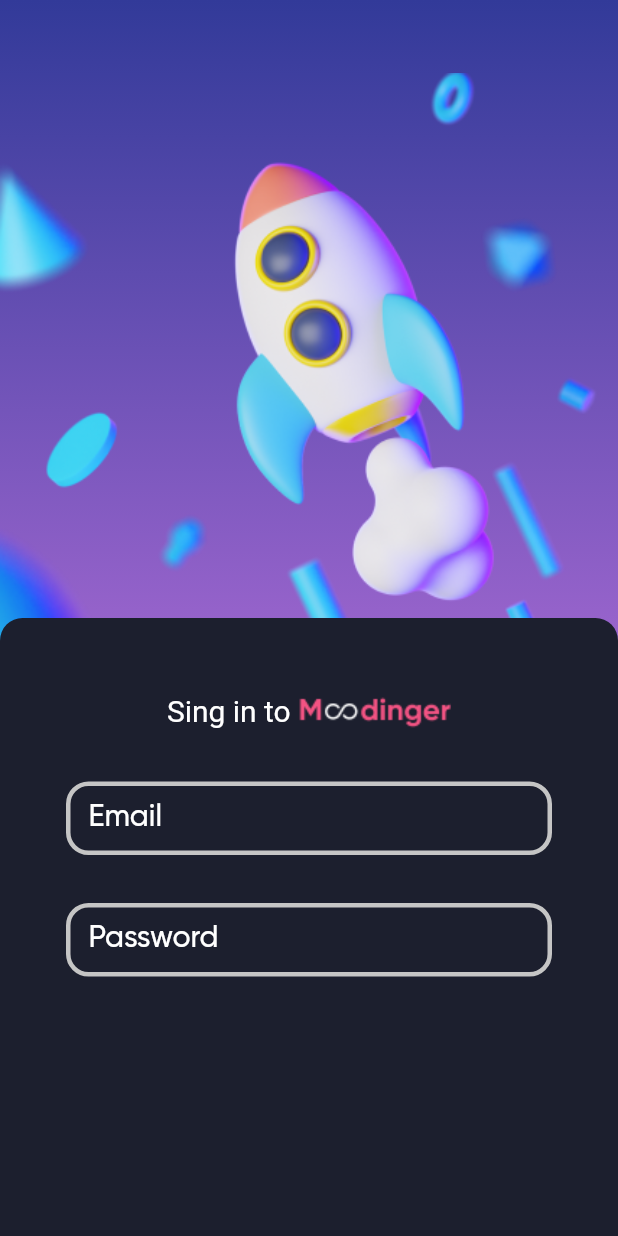
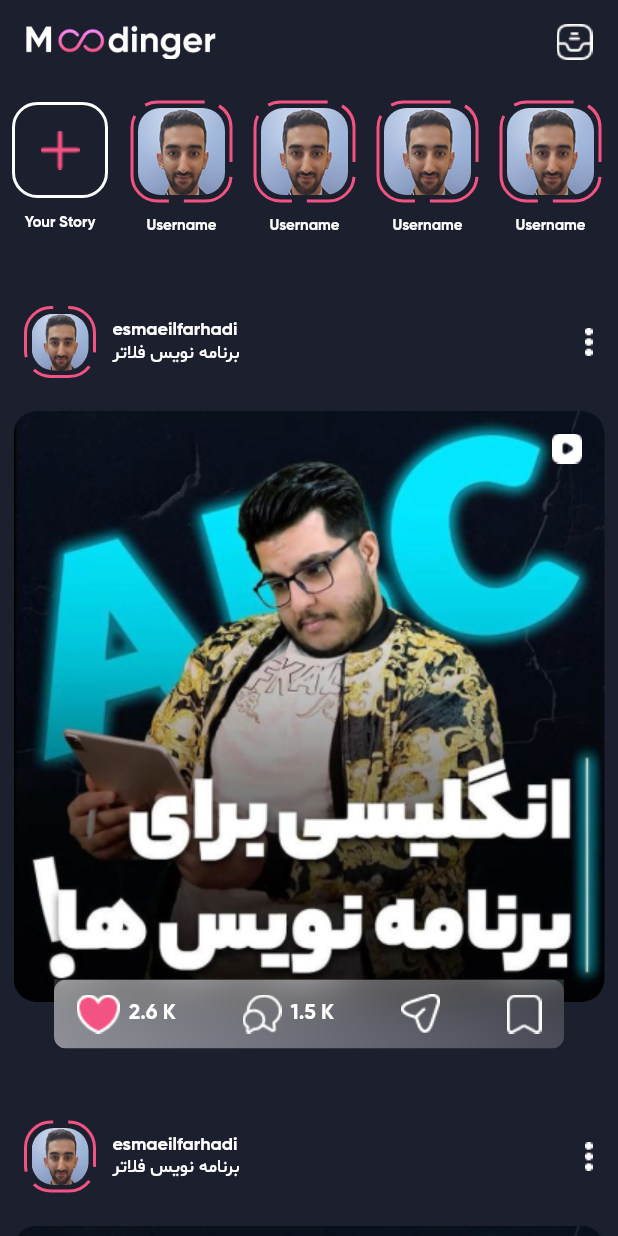
Before and after one commit to efarhadi/instagram, a Flutter app: the screen it shows after launch, on a phone screen of 412 x 824 dp. Run offline on Flutter 3.47's test engine with Material 2 defaults, Android fonts, the phone set to English and light mode, and no system bars; drawn by our look-alikes of dotted_border.

Commit message:
implement home screen

```diff
--- a/lib/main.dart
+++ b/lib/main.dart
@@ -1,4 +1,5 @@
 import 'package:flutter/material.dart';
+import 'package:instagram_app/screens/home_screen.dart';
 import 'package:instagram_app/screens/login_screen.dart';
 import 'package:instagram_app/screens/switch_account_screen.dart';
 
@@ -28,7 +29,7 @@ class Application extends StatelessWidget {
                 textStyle: TextStyle(fontFamily: 'GB', fontSize: 16)),
           )),
       debugShowCheckedModeBanner: false,
-      home: login_screen(),
+      home: HomeScreen(),
     );
   }
 }
--- /dev/null
+++ b/lib/screens/home_screen.dart
@@ -0,0 +1,273 @@
+import 'dart:ui';
+
+import 'package:flutter/material.dart';
+import 'package:dotted_border/dotted_border.dart';
+
+class HomeScreen extends StatelessWidget {
+  const HomeScreen({Key? key}) : super(key: key);
+
+  @override
+  Widget build(BuildContext context) {
+    return Scaffold(
+      appBar: AppBar(
+        elevation: 0,
+        backgroundColor: Colors.transparent,
+        title: Container(
+          width: 128,
+          height: 24,
+          child: Image.asset('images/moodinger_logo.png'),
+        ),
+        actions: [
+          Container(
+            height: 24,
+            width: 24,
+            margin: EdgeInsets.only(right: 17),
+            child: Image.asset('images/icon_direct.png'),
+          )
+        ],
+      ),
+      backgroundColor: Color(0xff1C1F2E),
+      body: SafeArea(
+        child: SingleChildScrollView(
+          child: Column(
+            children: [_getFullStories(), _getPostList()],
+          ),
+        ),
+      ),
+    );
+  }
+
+  Widget _getFullStories() {
+    return SizedBox(
+      height: 115,
+      child: ListView.builder(
+        itemCount: 15,
+        scrollDirection: Axis.horizontal,
+        itemBuilder: ((context, index) {
+          return index == 0 ? _addStoryBox() : _getStoryHeader();
+        }),
+      ),
+    );
+  }
+
+  Widget _getPostList() {
+    return ListView.builder(
+        physics: NeverScrollableScrollPhysics(),
+        shrinkWrap: true,
+        itemCount: 5,
+        itemBuilder: ((context, index) {
+          return Column(
+            children: [
+              SizedBox(
+                height: 34,
+              ),
+              _getPostHeader(),
+              SizedBox(
+                height: 23,
+              ),
+              _getPost(),
+            ],
+          );
+        }));
+  }
+
+  Widget _getPost() {
+    return Container(
+      height: 440,
+      width: 394,
+      child: Stack(
+        alignment: AlignmentDirectional.bottomCenter,
+        children: [
+          Positioned(
+            top: 0,
+            child: ClipRRect(
+              borderRadius: BorderRadius.circular(15),
+              child: Image.asset('images/post_cover.png'),
+            ),
+          ),
+          Positioned(
+            top: 15,
+            right: 15,
+            child: Image.asset('images/icon_video.png'),
+          ),
+          Positioned(
+            bottom: 15,
+            child: ClipRRect(
+              child: BackdropFilter(
+                filter: ImageFilter.blur(sigmaX: 16.0, sigmaY: 16.0),
+                child: Container(
+                  height: 46,
+                  width: 340,
+                  decoration: BoxDecoration(
+                    borderRadius: BorderRadius.circular(8),
+                    gradient: LinearGradient(
+                        begin: Alignment.centerLeft,
+                        end: Alignment.centerRight,
+                        colors: [
+                          Color.fromRGBO(255, 255, 255, 0.5),
+                          Color.fromRGBO(255, 255, 255, 0.2),
+                        ]),
+                  ),
+                  child: Padding(
+                    padding: const EdgeInsets.symmetric(horizontal: 15),
+                    child: Row(
+                      mainAxisAlignment: MainAxisAlignment.spaceBetween,
+                      children: [
+                        Row(
+                          children: [
+                            Image.asset('images/icon_hart.png'),
+                            SizedBox(
+                              width: 6,
+                            ),
+                            Text(
+                              '2.6 K',
+                              style: TextStyle(
+                                  color: Colors.white,
+                                  fontSize: 14,
+                                  fontFamily: 'GB'),
+                            ),
+                          ],
+                        ),
+                        Row(
+                          children: [
+                            Image.asset('images/icon_comments.png'),
+                            SizedBox(
+                              width: 6,
+                            ),
+                            Text(
+                              '1.5 K',
+                              style: TextStyle(
+                                  color: Colors.white,
+                                  fontSize: 14,
+                                  fontFamily: 'GB'),
+                            ),
+                          ],
+                        ),
+                        Image.asset('images/icon_share.png'),
+                        Image.asset('images/icon_save.png'),
+                      ],
+                    ),
+                  ),
+                ),
+              ),
+            ),
+          )
+        ],
+      ),
+    );
+  }
+
+  Widget _getPostHeader() {
+    return Padding(
+      padding: EdgeInsets.symmetric(horizontal: 17),
+      child: Row(
+        mainAxisAlignment: MainAxisAlignment.spaceBetween,
+        children: [
+          _getStory(),
+          Padding(
+            padding: const EdgeInsets.only(left: 12),
+            child: Column(
+              mainAxisSize: MainAxisSize.min,
+              crossAxisAlignment: CrossAxisAlignment.start,
+              children: [
+                Text(
+                  'esmaeilfarhadi',
+                  style: TextStyle(
+                      fontFamily: 'GB', color: Colors.white, fontSize: 12),
+                ),
+                Text(
+                  'برنامه نویس فلاتر',
+                  style: TextStyle(
+                      fontFamily: 'SM', fontSize: 12, color: Colors.white),
+                )
+              ],
+            ),
+          ),
+          Spacer(),
+          Image.asset('images/icon_menu.png')
+        ],
+      ),
+    );
+  }
+
+  Widget _getStory() {
+    return DottedBorder(
+      borderType: BorderType.RRect,
+      radius: Radius.circular(17),
+      color: Color(0xffF35383),
+      dashPattern: [40, 10],
+      strokeWidth: 2,
+      padding: EdgeInsets.all(4),
+      child: ClipRRect(
+        borderRadius: BorderRadius.all(Radius.circular(15)),
+        child: Container(
+          height: 38,
+          width: 38,
+          child: Image.asset('images/profile.png'),
+        ),
+      ),
+    );
+  }
+
+  Widget _getStoryHeader() {
+    return Container(
+      margin: EdgeInsets.symmetric(horizontal: 8, vertical: 12),
+      child: Column(
+        children: [
+          DottedBorder(
+            borderType: BorderType.RRect,
+            radius: Radius.circular(17),
+            color: Color(0xffF35383),
+            dashPattern: [40, 10],
+            strokeWidth: 2,
+            padding: EdgeInsets.all(4),
+            child: ClipRRect(
+              borderRadius: BorderRadius.all(Radius.circular(15)),
+              child: Container(
+                height: 58,
+                width: 58,
+                child: Image.asset('images/profile.png'),
+              ),
+            ),
+          ),
+          SizedBox(
+            height: 10,
+          ),
+          Text(
+            'Username',
+            style:
+                TextStyle(color: Colors.white, fontFamily: 'GB', fontSize: 10),
+          )
+        ],
+      ),
+    );
+  }
+
+  Widget _addStoryBox() {
+    return Container(
+      margin: EdgeInsets.symmetric(horizontal: 8, vertical: 12),
+      child: Column(
+        children: [
+          Container(
+            height: 64,
+            width: 64,
+            decoration: BoxDecoration(
+              // color: Colors.red,
+              border: Border.all(width: 2, color: Colors.white),
+              borderRadius: BorderRadius.circular(17),
+            ),
+            child: Image.asset('images/icon_plus.png'),
+          ),
+          SizedBox(
+            height: 10,
+          ),
+          Text(
+            'Your Story',
+            style:
+                TextStyle(color: Colors.white, fontFamily: 'GB', fontSize: 10),
+          )
+        ],
+      ),
+    );
+  }
+}
--- a/pubspec.yaml
+++ b/pubspec.yaml
@@ -11,7 +11,7 @@ environment:
 dependencies:
   flutter:
     sdk: flutter
-
+  dotted_border: ^2.0.0+2
 
 
   cupertino_icons: ^1.0.2
```
Also changed, not shown: images/icon_comments.png (added), images/icon_direct.png (added), images/icon_hart.png (added), images/icon_menu.png (added), images/icon_plus.png (added), images/icon_save.png (added), images/icon_share.png (added), images/icon_video.png (added), images/moodinger_logo.png (added), images/post_cover.png (added), pubspec.lock.
